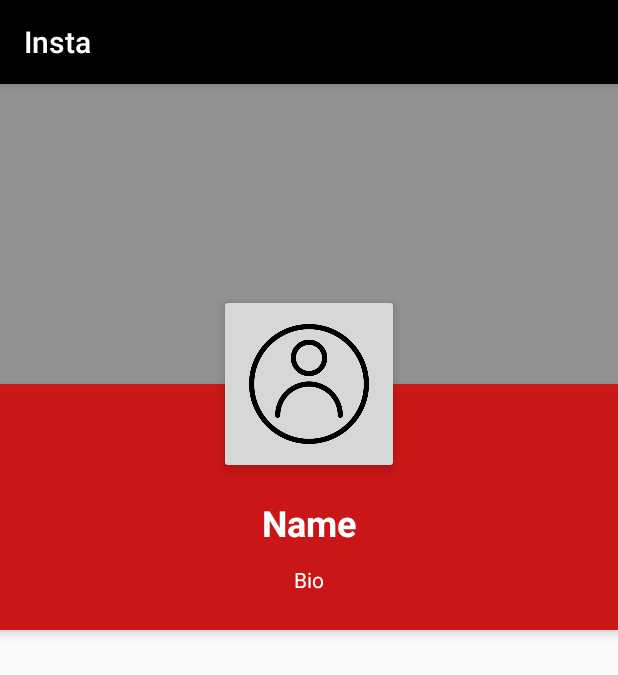
After one commit to hassan-harera/Insta, an Android app: the VisitProfile screen opened directly, with no data from a screen before it, on a phone screen of 412 x 824 dp. The commit adds this screen. Shown: the top 675 px of the screen. Run offline under Robolectric (Android 15) with nearby library versions, the phone set to English and light mode, and no system bars; our stand-ins replace Firebase (no records; nobody signed in at launch, a user with empty details on screens opened directly); 3 statements that could not run were skipped.

```diff
--- a/app/src/main/AndroidManifest.xml
+++ b/app/src/main/AndroidManifest.xml
@@ -11,7 +11,8 @@
         android:roundIcon="@mipmap/ic_launcher_round"
         android:supportsRtl="true"
         android:theme="@style/AppTheme">
-        <activity android:name=".EditProfile"></activity>
+        <activity android:name=".VisitProfile"></activity>
+        <activity android:name=".EditProfile" />
         <activity
             android:name=".Settings"
             android:label="@string/title_activity_settings" />
--- a/app/src/main/java/com/example/insta/Profile.java
+++ b/app/src/main/java/com/example/insta/Profile.java
@@ -29,7 +29,6 @@ import java.io.IOException;
 
 public class Profile extends AppCompatActivity {
 
-    RecyclerView view;
     FirebaseStorage storage;
     FirebaseDatabase firebaseDatabase;
     DatabaseReference databaseReference;
--- a/app/src/main/java/com/example/insta/Register.java
+++ b/app/src/main/java/com/example/insta/Register.java
@@ -42,7 +42,6 @@ public class Register extends AppCompatActivity {
     FirebaseAuth auth;
     DatabaseReference dbRef;
     FirebaseUser user;
-
 
     @Override
     protected void onCreate(Bundle savedInstanceState) {
@@ -93,8 +92,6 @@ public class Register extends AppCompatActivity {
                 }
             });
         }
-
-
     }
 
 
--- /dev/null
+++ b/app/src/main/java/com/example/insta/VisitProfile.java
@@ -0,0 +1,141 @@
+package com.example.insta;
+
+import androidx.annotation.NonNull;
+import androidx.appcompat.app.AppCompatActivity;
+import androidx.recyclerview.widget.LinearLayoutManager;
+import androidx.recyclerview.widget.RecyclerView;
+
+import android.content.Intent;
+import android.graphics.Bitmap;
+import android.graphics.BitmapFactory;
+import android.os.Bundle;
+import android.widget.ImageView;
+import android.widget.TextView;
+
+import com.google.android.gms.tasks.OnSuccessListener;
+import com.google.firebase.auth.FirebaseAuth;
+import com.google.firebase.auth.FirebaseUser;
+import com.google.firebase.database.DataSnapshot;
+import com.google.firebase.database.DatabaseError;
+import com.google.firebase.database.DatabaseReference;
+import com.google.firebase.database.FirebaseDatabase;
+import com.google.firebase.database.ValueEventListener;
+import com.google.firebase.storage.FirebaseStorage;
+import com.google.firebase.storage.StorageReference;
+
+import java.util.ArrayList;
+import java.util.List;
+
+import Controller.RecyclerViewAdapter;
+import Model.Post;
+
+public class VisitProfile extends AppCompatActivity {
+
+
+    List<Post> list;
+
+    private String uid;
+
+    RecyclerView recyclerView;
+    FirebaseStorage storage;
+    FirebaseDatabase firebaseDatabase;
+    DatabaseReference databaseReference;
+    StorageReference reference;
+
+    ImageView profilePic;
+    TextView name, bio;
+
+    RecyclerViewAdapter recyclerViewAdapter;
+
+    @Override
+    protected void onCreate(Bundle savedInstanceState) {
+        super.onCreate(savedInstanceState);
+        setContentView(R.layout.activity_visit_profile);
+
+        Intent intent = getIntent();
+        Bundle bundle = intent.getExtras();
+        uid = bundle.get("Token").toString();
+
+        firebaseDatabase = FirebaseDatabase.getInstance();
+        databaseReference = firebaseDatabase.getReference().child("Users").child(uid);
+        storage = FirebaseStorage.getInstance();
+        reference = storage.getReference().child("Users").child(uid);
+
+        profilePic = findViewById(R.id.user_profile_photo);
+        name = findViewById(R.id.user_profile_name);
+        bio = findViewById(R.id.user_profile_short_bio);
+
+        getProfilePic();
+        getName();
+        getBio();
+
+        recyclerView = findViewById(R.id.profile_posts);
+        recyclerView.setHasFixedSize(true);
+        recyclerView.setLayoutManager(new LinearLayoutManager(this));
+        getAllPostsFromFirebase();
+    }
+
+    private void getBio() {
+        databaseReference.child("Bio").addListenerForSingleValueEvent(new ValueEventListener() {
+            @Override
+            public void onDataChange(@NonNull DataSnapshot snapshot) {
+                bio.setText(snapshot.getValue().toString());
+            }
+
+            @Override
+            public void onCancelled(@NonNull DatabaseError error) {
+
+            }
+        });
+    }
+
+    private void getName() {
+        databaseReference.child("Name").addListenerForSingleValueEvent(new ValueEventListener() {
+            @Override
+            public void onDataChange(@NonNull DataSnapshot snapshot) {
+                name.setText(snapshot.getValue().toString());
+            }
+
+            @Override
+            public void onCancelled(@NonNull DatabaseError error) {
+
+            }
+        });
+    }
+
+    private void getProfilePic() {
+        reference.child("Profile Pic").getBytes(4096 * 4096).addOnSuccessListener(new OnSuccessListener<byte[]>() {
+            @Override
+            public void onSuccess(byte[] bytes) {
+                Bitmap bitmap = BitmapFactory.decodeByteArray(bytes, 0, bytes.length);
+                profilePic.setImageBitmap(bitmap);
+            }
+        });
+    }
+
+    private void getAllPostsFromFirebase() {
+        list = new ArrayList<>();
+
+        DatabaseReference postsReference = databaseReference.child("Posts");
+        postsReference.addValueEventListener(new ValueEventListener() {
+            @Override
+            public void onDataChange(@NonNull DataSnapshot snapshot) {
+                for (DataSnapshot ds : snapshot.getChildren()) {
+                    Post p = new Post();
+                    long id = ds.child("Id").getValue(Integer.class);
+                    p.setId((int) id);
+                    p.setTitle(ds.child("Title").getValue(String.class));
+                    p.setDetails(ds.child("Details").getValue(String.class));
+                    list.add(p);
+                }
+                recyclerView.setAdapter(new RecyclerViewAdapter(VisitProfile.this, list));
+            }
+
+            @Override
+            public void onCancelled(@NonNull DatabaseError error) {
+
+            }
+        });
+    }
+
+}
--- a/app/src/main/res/layout/activity_feed.xml
+++ b/app/src/main/res/layout/activity_feed.xml
@@ -1,6 +1,5 @@
 <?xml version="1.0" encoding="utf-8"?>
-<androidx.coordinatorlayout.widget.CoordinatorLayout
-    xmlns:android="http://schemas.android.com/apk/res/android"
+<androidx.coordinatorlayout.widget.CoordinatorLayout xmlns:android="http://schemas.android.com/apk/res/android"
     xmlns:app="http://schemas.android.com/apk/res-auto"
     xmlns:tools="http://schemas.android.com/tools"
     android:layout_width="match_parent"
@@ -11,6 +10,7 @@
         android:layout_width="match_parent"
         android:layout_height="wrap_content"
         android:theme="@style/AppTheme.AppBarOverlay">
+
 
         <androidx.appcompat.widget.Toolbar
             android:id="@+id/toolbar"
--- a/app/src/main/res/layout/activity_main.xml
+++ b/app/src/main/res/layout/activity_main.xml
@@ -15,7 +15,6 @@
         android:layout_marginTop="120dp"
         android:layout_marginRight="10dp"
         android:layout_marginBottom="10dp"
-        android:focusedByDefault="true"
         android:hint="E-mail"
         android:inputType="textEmailAddress"
         android:selectAllOnFocus="true"
@@ -30,7 +29,6 @@
         android:layout_marginTop="30dp"
         android:layout_marginRight="10dp"
         android:layout_marginBottom="10dp"
-        android:focusedByDefault="true"
         android:hint="Password"
         android:inputType="textPassword"
         android:selectAllOnFocus="true"
--- /dev/null
+++ b/app/src/main/res/layout/activity_visit_profile.xml
@@ -0,0 +1,78 @@
+<?xml version="1.0" encoding="utf-8"?>
+<ScrollView
+    xmlns:android="http://schemas.android.com/apk/res/android"
+    xmlns:app="http://schemas.android.com/apk/res-auto"
+    xmlns:tools="http://schemas.android.com/tools"
+    android:layout_width="match_parent"
+    android:layout_height="match_parent"
+    tools:context=".VisitProfile">
+
+
+    <RelativeLayout
+        android:layout_width="match_parent"
+        android:layout_height="match_parent">
+
+        <ImageView
+            android:id="@+id/header_cover_image"
+            android:layout_width="match_parent"
+            android:layout_height="200dp"
+            android:scaleType="centerCrop"
+            android:src="@color/colorAccent" />
+
+        <ImageButton
+            android:id="@+id/user_profile_photo"
+            android:layout_width="120dp"
+            android:layout_height="120dp"
+            android:layout_below="@+id/header_cover_image"
+            android:layout_centerHorizontal="true"
+            android:layout_marginTop="-60dp"
+            android:elevation="5dp"
+            android:padding="20dp"
+            android:scaleType="centerCrop"
+            android:src="@drawable/profile" />
+
+        <RelativeLayout
+            android:id="@+id/profile_layout"
+            android:layout_width="match_parent"
+            android:layout_height="wrap_content"
+            android:layout_below="@+id/header_cover_image"
+            android:background="#ebca0707"
+            android:elevation="4dp"
+            android:paddingBottom="24dp">
+
+
+            <TextView
+                android:id="@+id/user_profile_name"
+                android:layout_width="wrap_content"
+                android:layout_height="wrap_content"
+                android:layout_centerHorizontal="true"
+                android:layout_marginTop="76dp"
+                android:text="Name"
+                android:textColor="#fff"
+                android:textSize="24sp"
+                android:textStyle="bold" />
+
+            <TextView
+                android:id="@+id/user_profile_short_bio"
+                android:layout_width="wrap_content"
+                android:layout_height="wrap_content"
+                android:layout_below="@+id/user_profile_name"
+                android:layout_centerHorizontal="true"
+                android:layout_marginTop="12dp"
+                android:text="Bio"
+                android:textColor="#fff"
+                android:textSize="14sp" />
+
+        </RelativeLayout>
+
+        <androidx.recyclerview.widget.RecyclerView
+            android:id="@+id/profile_posts"
+            android:layout_width="match_parent"
+            android:layout_height="match_parent"
+            android:layout_below="@+id/profile_layout"
+            android:layout_marginLeft="10dp"
+            android:layout_alignParentBottom="true"
+            android:layout_marginTop="10dp" />
+
+    </RelativeLayout>
+</ScrollView>
```
Also changed, not shown: app/src/main/java/com/example/insta/Feed.java (+58 -1 lines), app/src/main/java/com/example/insta/MainActivity.java (+38 -0 lines), app/src/main/res/layout/activity_register.xml (+16 -4 lines), app/src/main/res/menu/toolbar.xml (+12 -0 lines), app/src/main/res/drawable/search.png (added).
